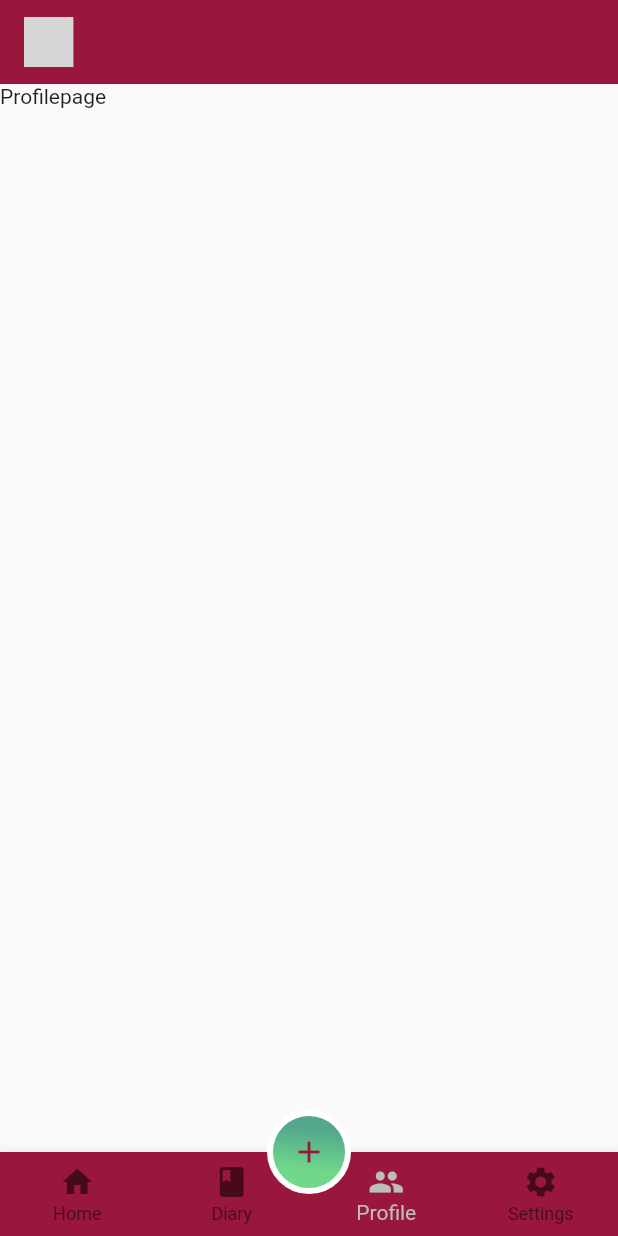
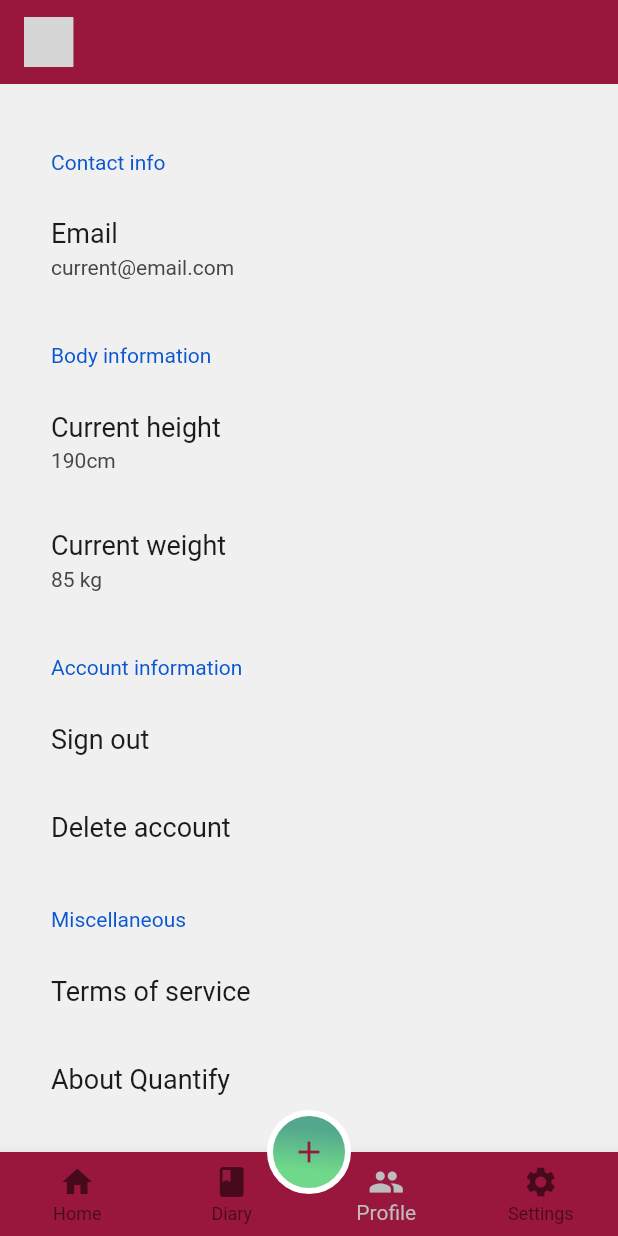
Before and after one commit to amino-health/quantify-app, a Flutter app: the HomeScreen screen opened directly, item 3 of the bottom bar chosen, on a phone screen of 412 x 824 dp. Run offline on Flutter 3.47's test engine with Material 2 defaults, Android fonts, the phone set to English and light mode, and no system bars; drawn by our look-alikes of settings_ui; our stand-ins replace flutter_svg, google_fonts, syncfusion_flutter_charts; missing offline and left inert: lipsum; grey boxes are pictures that could not be loaded.

Commit message:
Working on profile screen

```diff
--- a/quantify_app/lib/main.dart
+++ b/quantify_app/lib/main.dart
@@ -1,6 +1,7 @@
 import 'package:flutter/material.dart';
+import 'package:quantify_app/screens/homeScreen.dart';
 //import 'package:quantify_app/screens/homeScreen.dart';
-import 'package:quantify_app/screens/welcomeScreen.dart';
+//import 'package:quantify_app/screens/welcomeScreen.dart';
 
 
 void main() {
@@ -13,8 +14,8 @@ class MyApp extends StatelessWidget {
   Widget build(BuildContext context) {
     return MaterialApp(
         theme: ThemeData(
-          primarySwatch: Colors.blue,
+          primarySwatch: Colors.blueGrey,
         ),
-        home: WelcomeScreen());
+        home: HomeScreen());
   }
 }
--- a/quantify_app/lib/screens/homeScreen.dart
+++ b/quantify_app/lib/screens/homeScreen.dart
@@ -3,6 +3,7 @@ import 'package:flutter/material.dart';
 //import 'package:quantify_app/screens/firstScanScreen.dart';
 import 'package:quantify_app/screens/graphs.dart';
 import 'package:quantify_app/screens/homeSkeleton.dart';
+import 'package:quantify_app/screens/profileScreen.dart';
 
 
 
@@ -49,8 +50,8 @@ class _HomeScreenState extends State<HomeScreen>
       ],
     )),
     Text('Diarypage'),
-    Text('Profilepage'),
-    Text('Settingspage'),
+    Profile(),
+    Text('Settings'),
   ];
 
   void _onItemTapped(int index) {
--- /dev/null
+++ b/quantify_app/lib/screens/profileScreen.dart
@@ -0,0 +1,73 @@
+import 'package:flutter/material.dart';
+import 'package:quantify_app/screens/tos.dart';
+import 'package:settings_ui/settings_ui.dart';
+
+class Profile extends StatefulWidget {
+  @override
+  _ProfileState createState() => _ProfileState();
+}
+
+class _ProfileState extends State<Profile> {
+  @override
+  Widget build(BuildContext context) {
+    return SettingsList(
+      contentPadding: const EdgeInsets.only(left: 10, right: 10, top: 20),
+      sections: [
+        SettingsSection(
+          title: 'Contact info',
+          tiles: [
+            SettingsTile(
+              title: 'Email',
+              subtitle: 'current@email.com',
+              onPressed: (BuildContext context) {},
+            ),
+          ],
+        ),
+        SettingsSection(
+          title: 'Body information',
+          tiles: [
+            SettingsTile(
+              title: 'Current height',
+              subtitle: '190cm',
+              onPressed: (BuildContext context) {
+                Navigator.push(context,
+                    MaterialPageRoute(builder: (context) => TosScreen()));
+              },
+            ),
+            SettingsTile(
+              title: 'Current weight',
+              subtitle: '85 kg',
+              onPressed: (BuildContext context) {},
+            ),
+          ],
+        ),
+        SettingsSection(
+          title: 'Account information',
+          tiles: [
+            SettingsTile(
+              title: 'Sign out',
+              onPressed: (BuildContext context) {},
+            ),
+            SettingsTile(
+              title: 'Delete account',
+              onPressed: (BuildContext context) {},
+            ),
+          ],
+        ),
+        SettingsSection(
+          title: 'Miscellaneous',
+          tiles: [
+            SettingsTile(
+              title: 'Terms of service',
+              onPressed: (BuildContext context) {},
+            ),
+            SettingsTile(
+              title: 'About Quantify',
+              onPressed: (BuildContext context) {},
+            ),
+          ],
+        ),
+      ],
+    );
+  }
+}
--- a/quantify_app/pubspec.yaml
+++ b/quantify_app/pubspec.yaml
@@ -33,6 +33,7 @@ dependencies:
   google_fonts: ^2.0.0
   path_provider: ^2.0.0
   lipsum: ^1.0.1
+  settings_ui: ^0.6.0
 
 dev_dependencies:
   flutter_test:
```
